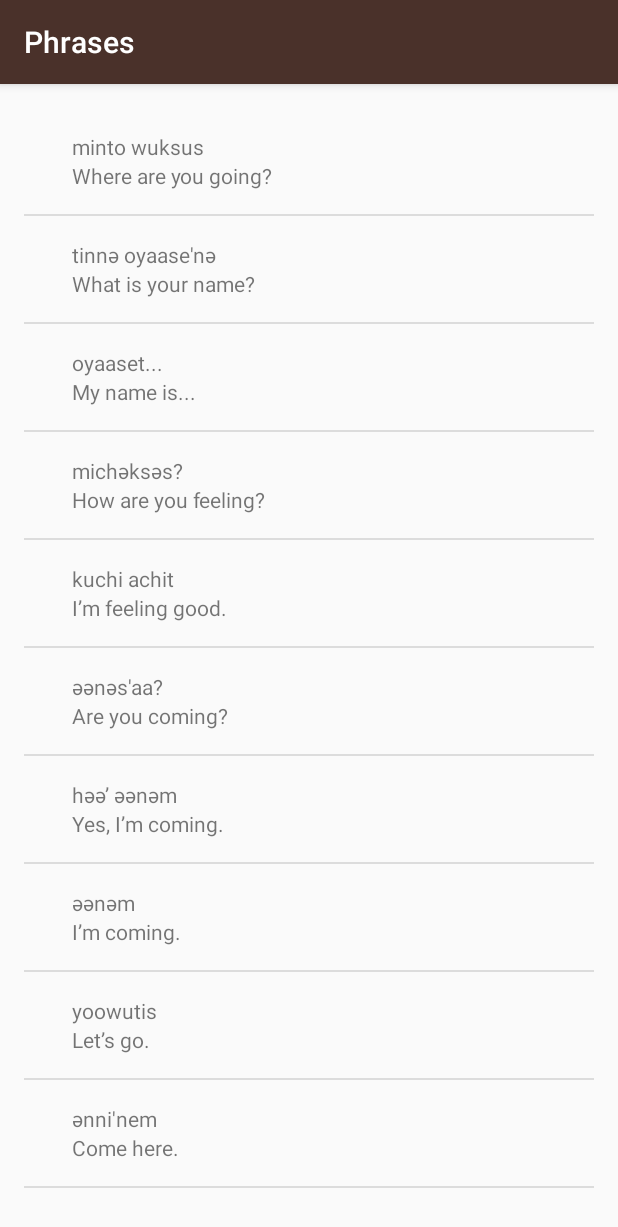
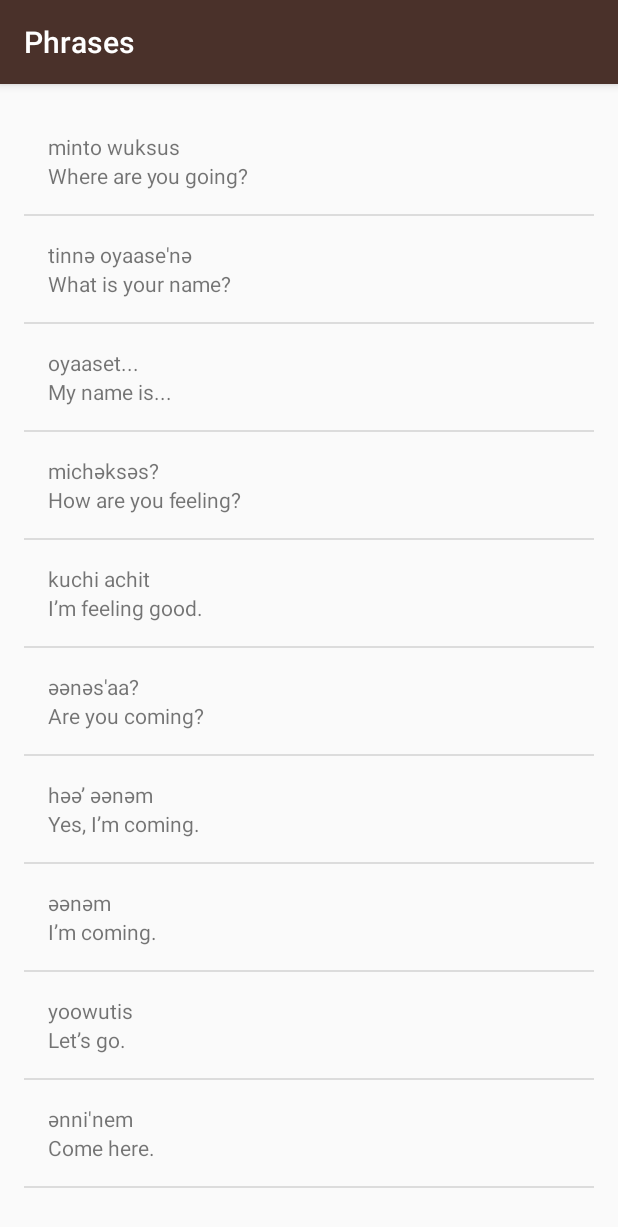
Before and after one commit to kboul/MiwokApp, an Android app: the PhrasesActivity screen opened directly, with no data from a screen before it, on a phone screen of 412 x 824 dp. Shown: the top 1227 px of the screen. Run offline under Robolectric (Android 15) with nearby library versions, the light colour scheme and no system bars.

Commit message:
Fix Phrases Activity to hide images (not reproducible in current Android Studio version)

```diff
--- a/app/src/main/java/com/example/android/miwok/Word.java
+++ b/app/src/main/java/com/example/android/miwok/Word.java
@@ -16,12 +16,15 @@ public class Word {
     private String mMiwokTranslation;
 
     //Store image resource id to associate icon with word
-    private int mImageResourceId;
+    private int mImageResourceId = NO_IMAGE_PROVIDED;
+
+    private static final int NO_IMAGE_PROVIDED = -1;
 
     /**
      * Constructor which takes in two string parameters
+     *
      * @param defaultTranslation is the word in a English language
-     * @param miwokTranslation is the word in Miwok language
+     * @param miwokTranslation   is the word in Miwok language
      */
     public Word(String defaultTranslation, String miwokTranslation) {
         mDeafaultTranslation = defaultTranslation;
@@ -30,9 +33,10 @@ public class Word {
 
     /**
      * Constructor which takes in two string parameters and one image resource id
+     *
      * @param defaultTranslation is the word in a English language
-     * @param miwokTranslation is the word in Miwok language
-     * @param imageResourceID is the drawable resource id of the image associated with the word
+     * @param miwokTranslation   is the word in Miwok language
+     * @param imageResourceID    is the drawable resource id of the image associated with the word
      */
     public Word(String defaultTranslation, String miwokTranslation, int imageResourceID) {
         mDeafaultTranslation = defaultTranslation;
@@ -60,4 +64,11 @@ public class Word {
     public int getImageResourceID() {
         return mImageResourceId;
     }
+
+    /*
+     * Returns whether or not there is an image for this word
+     */
+    public boolean hasImage() {
+        return mImageResourceId != NO_IMAGE_PROVIDED;
+    }
 }
--- a/app/src/main/java/com/example/android/miwok/WordAdapter.java
+++ b/app/src/main/java/com/example/android/miwok/WordAdapter.java
@@ -26,7 +26,7 @@ public class WordAdapter extends ArrayAdapter<Word> {
     public View getView(int position, View convertView, ViewGroup parent) {
         // Check if the existing view is being reused, otherwise inflate the view
         View listItemView = convertView;
-        if(listItemView == null) {
+        if (listItemView == null) {
             listItemView = LayoutInflater.from(getContext()).inflate(
                     R.layout.list_item, parent, false);
         }
@@ -44,7 +44,17 @@ public class WordAdapter extends ArrayAdapter<Word> {
 
         // Find the ImageView in the list_item.xml layout with the ID image
         ImageView imageView = (ImageView) listItemView.findViewById(R.id.image);
-        imageView.setImageResource(currentWord.getImageResourceID());
+
+        if (currentWord.hasImage()) {
+            //Set the ImageView to the image resource specified in the current word
+            imageView.setImageResource(currentWord.getImageResourceID());
+
+            //Make sure the view is visible
+            imageView.setVisibility(View.VISIBLE);
+        } else {
+            //otherwise set the ImageView to GONE
+            imageView.setVisibility(View.GONE);
+        }
 
         // Return the whole list item layout (containing 2 TextViews)
         // so that it can be shown in the ListView
```
